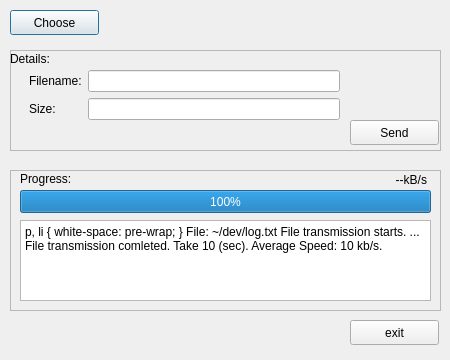
Old version of the form Client/filetransmit.ui in the repository lirunquan/TCPChat.
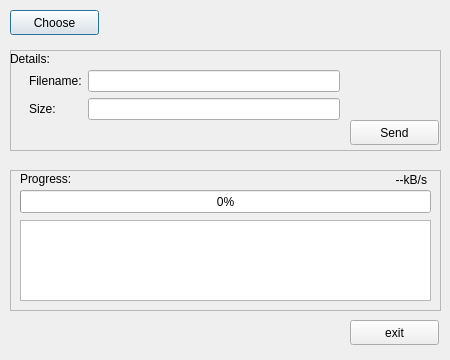
New version of the form.

```diff
--- a/Client/filetransmit.ui
+++ b/Client/filetransmit.ui
@@ -51,7 +51,7 @@
      </rect>
     </property>
     <property name="value">
-     <number>100</number>
+     <number>0</number>
     </property>
    </widget>
    <widget class="QLabel" name="proLabel">
@@ -81,12 +81,7 @@
 &lt;html&gt;&lt;head&gt;&lt;meta name=&quot;qrichtext&quot; content=&quot;1&quot; /&gt;&lt;style type=&quot;text/css&quot;&gt;
 p, li { white-space: pre-wrap; }
 &lt;/style&gt;&lt;/head&gt;&lt;body style=&quot; font-family:'Ubuntu'; font-size:11pt; font-weight:400; font-style:normal;&quot;&gt;
-&lt;p style=&quot; margin-top:0px; margin-bottom:0px; margin-left:0px; margin-right:0px; -qt-block-indent:0; text-indent:0px;&quot;&gt;File: ~/dev/log.txt&lt;/p&gt;
-&lt;p style=&quot; margin-top:0px; margin-bottom:0px; margin-left:0px; margin-right:0px; -qt-block-indent:0; text-indent:0px;&quot;&gt;File transmission starts.&lt;/p&gt;
-&lt;p style=&quot; margin-top:0px; margin-bottom:0px; margin-left:0px; margin-right:0px; -qt-block-indent:0; text-indent:0px;&quot;&gt;...&lt;/p&gt;
-&lt;p style=&quot; margin-top:0px; margin-bottom:0px; margin-left:0px; margin-right:0px; -qt-block-indent:0; text-indent:0px;&quot;&gt;File transmission comleted.&lt;/p&gt;
-&lt;p style=&quot; margin-top:0px; margin-bottom:0px; margin-left:0px; margin-right:0px; -qt-block-indent:0; text-indent:0px;&quot;&gt;Take 10 (sec).&lt;/p&gt;
-&lt;p style=&quot; margin-top:0px; margin-bottom:0px; margin-left:0px; margin-right:0px; -qt-block-indent:0; text-indent:0px;&quot;&gt;Average Speed: 10 kb/s.&lt;/p&gt;&lt;/body&gt;&lt;/html&gt;</string>
+&lt;p style=&quot;-qt-paragraph-type:empty; margin-top:0px; margin-bottom:0px; margin-left:0px; margin-right:0px; -qt-block-indent:0; text-indent:0px;&quot;&gt;&lt;br /&gt;&lt;/p&gt;&lt;/body&gt;&lt;/html&gt;</string>
     </property>
    </widget>
    <widget class="QLabel" name="speed">
```
